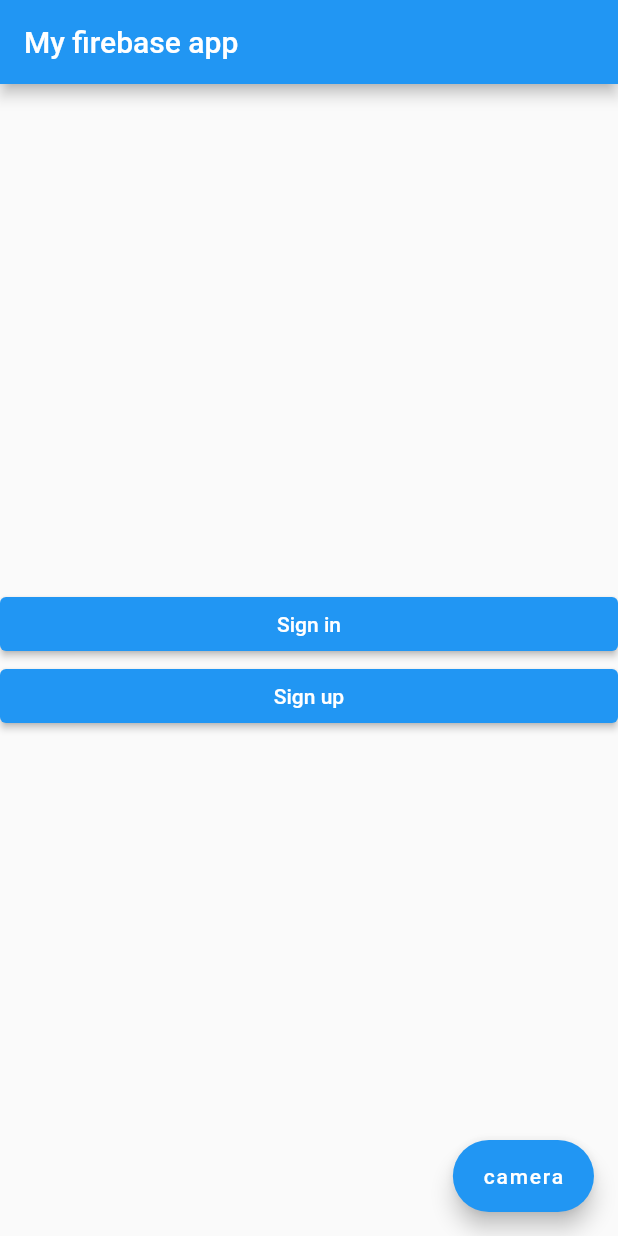
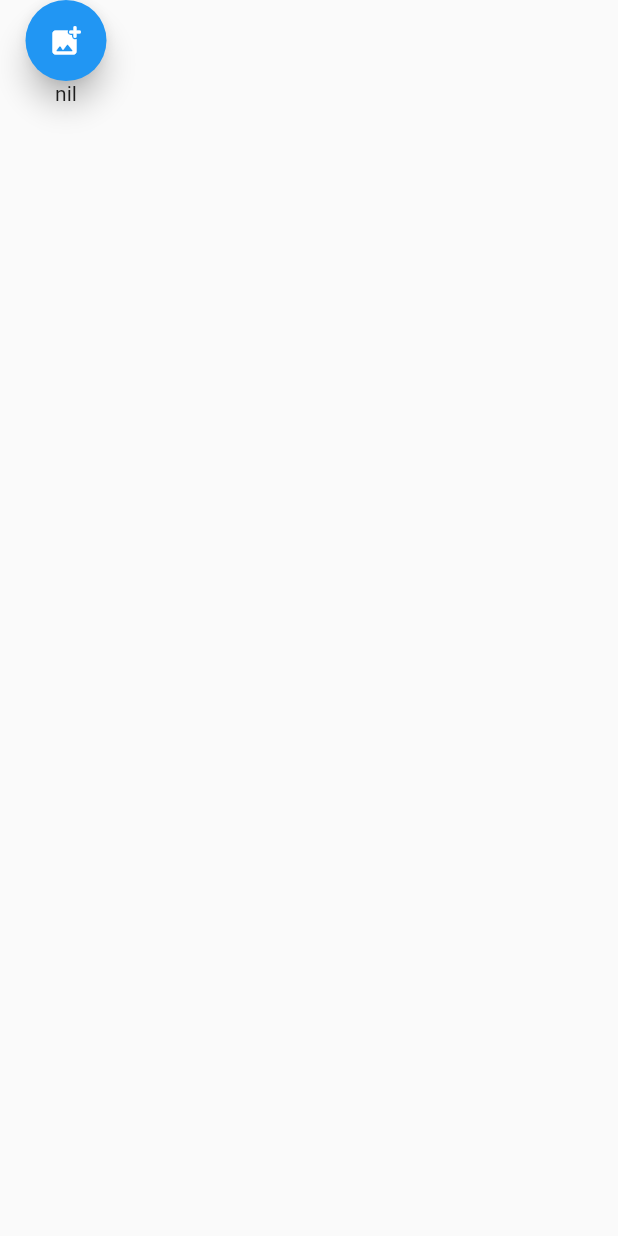
Before and after one commit to rileychin/50.003-Singhealth-app, a Flutter app: the screen it shows after launch, on a phone screen of 412 x 824 dp. Run offline on Flutter 3.47's test engine with Material 2 defaults, Android fonts, the phone set to English and light mode, and no system bars; our stand-ins replace camera, cloud_firestore, file_picker, firebase_auth, firebase_core, firebase_storage; accounts and stored records are empty.

Commit message:
upload test

```diff
--- /dev/null
+++ b/lib/classes/uploadphoto.dart
@@ -0,0 +1,69 @@
+
+
+import 'package:flutter/material.dart';
+import 'dart:io';
+import 'dart:async';
+import 'dart:convert';
+import 'dart:typed_data';
+import 'package:firebase_storage/firebase_storage.dart';
+import 'package:firebase_core/firebase_core.dart';
+import 'package:file_picker/file_picker.dart';
+import 'package:path/path.dart';
+import 'package:path_provider/path_provider.dart';
+import 'package:flutter/services.dart';
+import 'package:http/http.dart' as http;
+import 'package:flutter/cupertino.dart';
+
+class UploadPhoto extends StatefulWidget {
+  UploadPhoto() : super();
+
+  @override
+  UploadPhotoState createState() => UploadPhotoState();
+
+}
+
+class UploadPhotoState extends State<UploadPhoto> {
+  final FirebaseStorage _firebaseStorage = FirebaseStorage.instance;
+  Image image;
+  Future<void> uploadImage() async {
+    FilePickerResult picked = await FilePicker.platform.pickFiles();
+    if (picked != null) {
+      Uint8List imgData = picked.files.single.bytes;
+      setState(() {
+        image = Image.memory(imgData);
+      });
+      Reference ref = _firebaseStorage.ref('uploads/testtext.txt');
+      //await ref.putData(imgData);
+      //need to add index.html to the thingo
+
+
+
+    }
+  }
+
+
+
+
+  @override
+  Widget build(BuildContext context) {
+    return Scaffold(
+        body: Column(
+          children: [
+            RawMaterialButton(
+              fillColor: Theme
+                  .of(context)
+                  .accentColor,
+              child: Icon(Icons.add_photo_alternate_rounded,
+                color: Colors.white,),
+              elevation: 8,
+              onPressed: uploadImage,
+              padding: EdgeInsets.all(15),
+              shape: CircleBorder(),
+            ),
+            Container( child:image != null ? image : Text('nil'))
+            ])
+    );
+  }
+
+
+}
--- a/lib/main.dart
+++ b/lib/main.dart
@@ -1,5 +1,6 @@
 import 'package:flutter/material.dart';
 import 'package:singhealth_app/setup/welcome.dart';
+import 'package:singhealth_app/classes/uploadphoto.dart';
 
 void main() {
   runApp(MyApp());
@@ -23,7 +24,7 @@ class MyApp extends StatelessWidget {
         // is not restarted.
         primarySwatch: Colors.blue,
       ),
-      home: WelcomePage(),
+      home: UploadPhoto(),
     );
   }
 }
```
Also changed, not shown: pubspec.yaml (+7 -0 lines), pubspec.lock.
